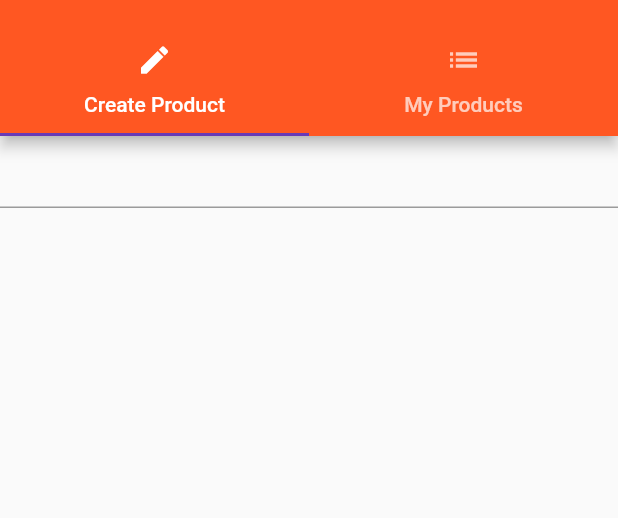
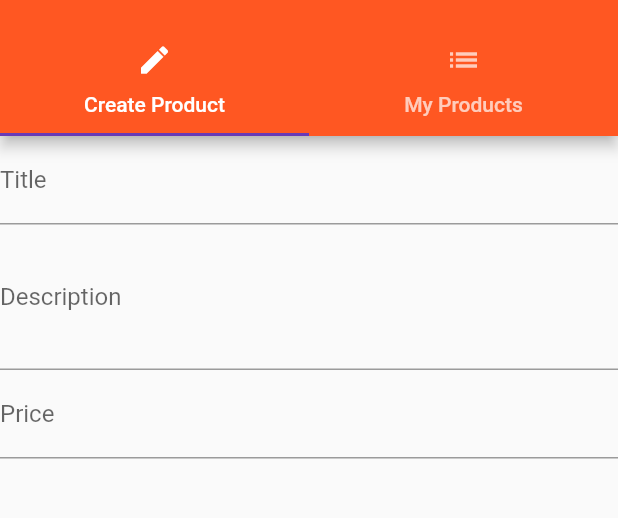
Before and after one commit to maximebarber/udemy-flutter, a Flutter app: the ProductsAdminPage screen opened by its route, on a phone screen of 412 x 824 dp, the part 59-577 px from its top. Run offline on Flutter 3.47's test engine with Material 2 defaults, Android fonts, the phone set to English and light mode, and no system bars.

Commit message:
89 - configuring text fields

```diff
--- a/lib/pages/product_create.dart
+++ b/lib/pages/product_create.dart
@@ -6,20 +6,30 @@ class ProductCreatePage extends StatefulWidget {
 }
 
 class _ProductCreatePageState extends State<ProductCreatePage> {
-  String titleValue = '';
+  String titleValue;
+  String descriptionValue;
+  double priceValue;
 
   @override
   Widget build(BuildContext context) {
     return Column(
       children: <Widget>[
         TextField(
+          decoration: InputDecoration(labelText: "Title"),
           onChanged: (String value) {
             setState(() {
               titleValue = value;
             });
           },
         ),
-        Text(titleValue),
+        TextField(
+          decoration: InputDecoration(labelText: "Description"),
+          maxLines: 3,
+        ),
+        TextField(
+          decoration: InputDecoration(labelText: "Price"),
+          keyboardType: TextInputType.number,
+        ),
       ],
     );
   }
```
